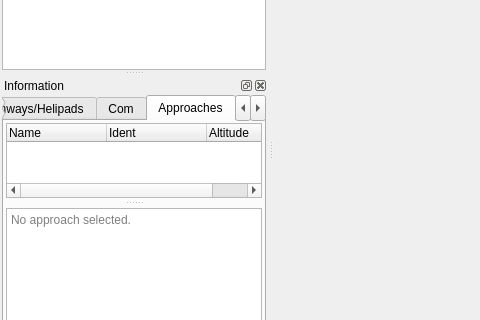
The window that src/gui/mainwindow.ui (albar965/littlenavmap) describes before a commit, drawn with Qt 5; both pictures show x 0 to 480 and y 270 to 590 of the 1280 by 903 pixel window.
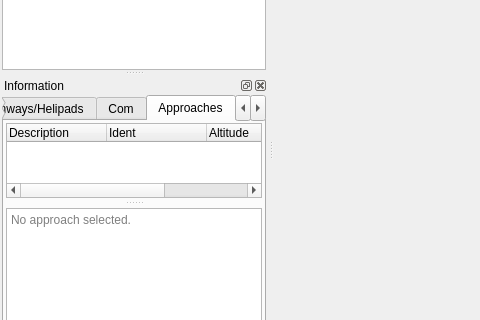
The same window after the commit. The open tabs and pages were chosen to show the change. Icons and pictures are not drawn.

```diff
--- a/src/gui/mainwindow.ui
+++ b/src/gui/mainwindow.ui
@@ -2369,7 +2369,7 @@
             </property>
             <column>
              <property name="text">
-              <string notr="true">Name</string>
+              <string notr="true">Description</string>
              </property>
             </column>
             <column>
@@ -2382,6 +2382,11 @@
               <string>Altitude</string>
              </property>
             </column>
+            <column>
+             <property name="text">
+              <string>Course</string>
+             </property>
+            </column>
            </widget>
            <widget class="QTextBrowser" name="textBrowserApproachInfo">
             <property name="sizePolicy">
```
Left out of the diff: 2 changed lines with no effect on the pictures.
